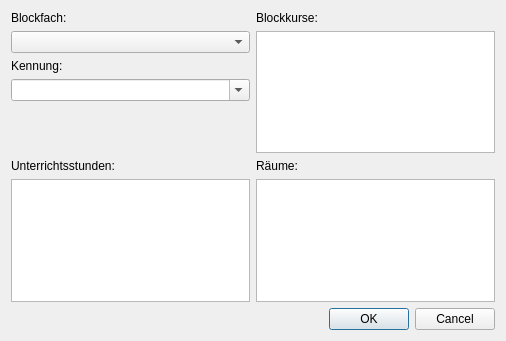
Above: wz-data/ui/dialog_block_name.ui from gradgrind/WZ3 before the change. Below: the same form after it.
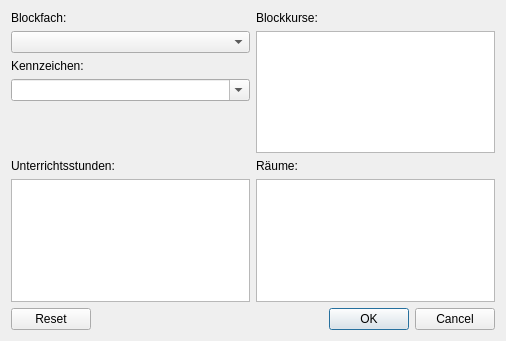
That is the form after the change.

Commit message: Work on block-name dialog

Diff of the .ui file:
```diff
--- a/wz-data/ui/dialog_block_name.ui
+++ b/wz-data/ui/dialog_block_name.ui
@@ -31,7 +31,7 @@
        <item>
         <widget class="QLabel" name="label_2">
          <property name="text">
-          <string>Kennung:</string>
+          <string>Kennzeichen:</string>
          </property>
         </widget>
        </item>
@@ -110,7 +110,7 @@
       <enum>Qt::Horizontal</enum>
      </property>
      <property name="standardButtons">
-      <set>QDialogButtonBox::Cancel|QDialogButtonBox::Ok</set>
+      <set>QDialogButtonBox::Cancel|QDialogButtonBox::Ok|QDialogButtonBox::Reset</set>
      </property>
     </widget>
    </item>
```
The commit also changes 4 other files.
